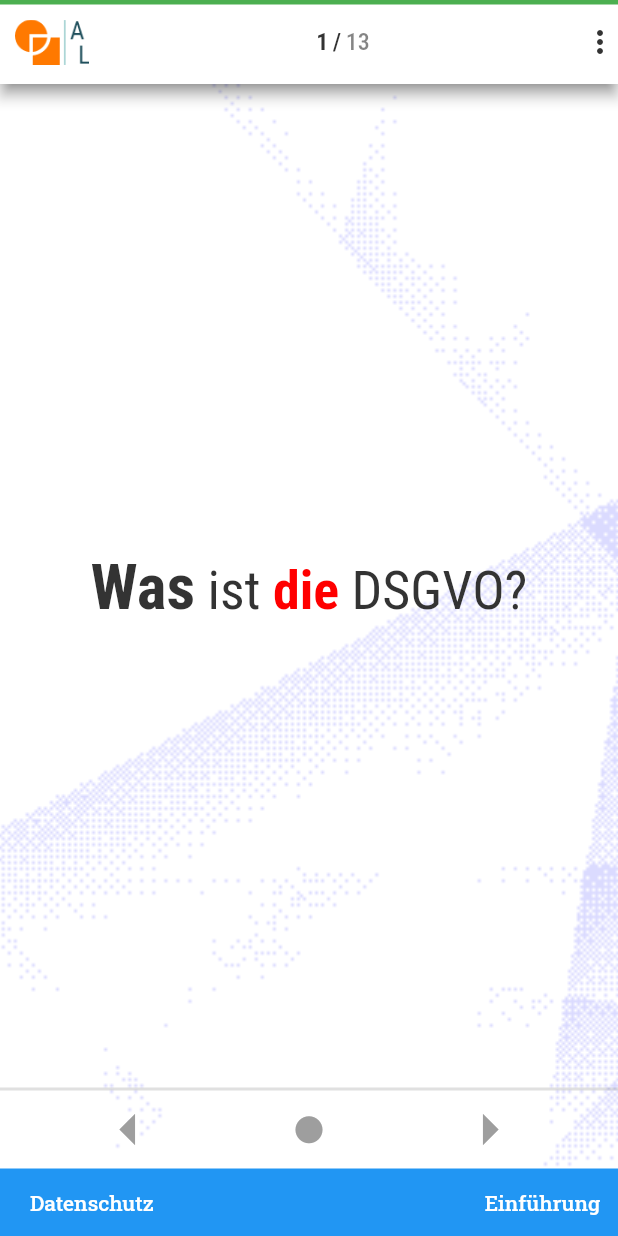
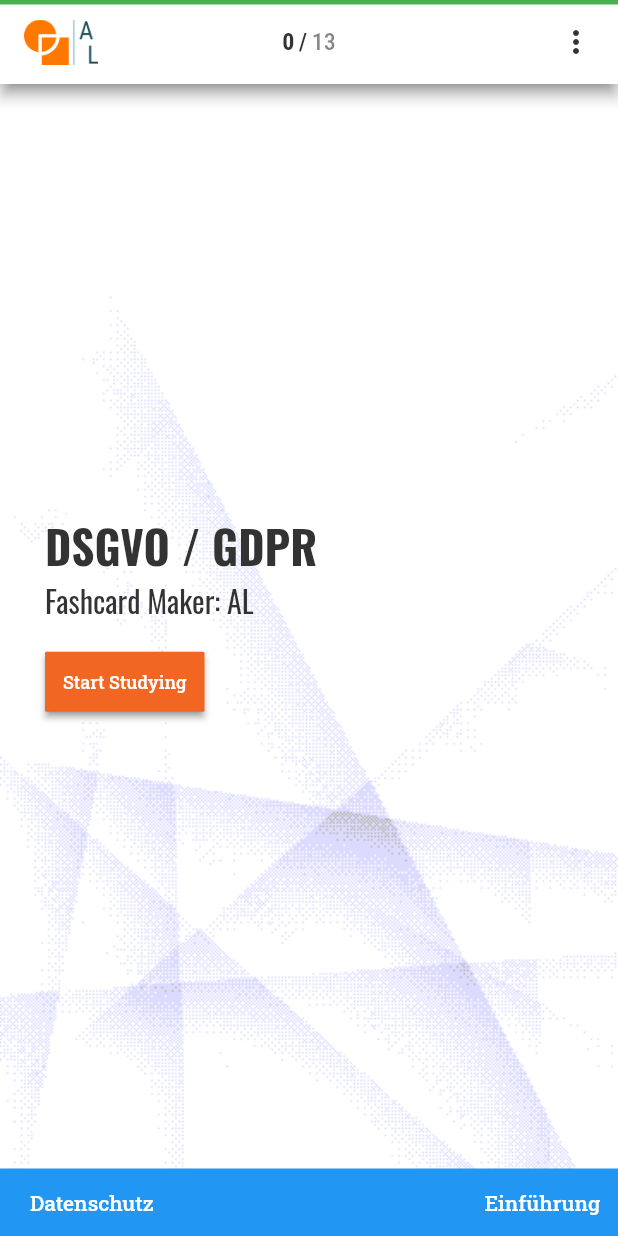
Before and after one commit to iwilfried/Flutter-Flashcards-Portrait, a Flutter app: the screen it shows after launch, swiped to page 2, on a phone screen of 412 x 824 dp. Run offline on Flutter 3.47's test engine with Material 2 defaults, Android fonts, the phone set to English and light mode, and no system bars; drawn by our look-alikes of auto_size_text, flip_card, styled_text; our stand-ins replace flutter_riverpod, google_fonts, shared_preferences.

Commit message:
UI changes

```diff
--- /dev/null
+++ b/lib/screens/credential_screen.dart
@@ -0,0 +1,86 @@
+import 'package:flutter/material.dart';
+import 'package:google_fonts/google_fonts.dart';
+
+import 'package:auto_size_text/auto_size_text.dart';
+
+class CredentialScreen extends StatelessWidget {
+  final Function startLesson;
+  const CredentialScreen(this.startLesson, {Key? key}) : super(key: key);
+
+  @override
+  Widget build(BuildContext context) {
+    double width = MediaQuery.of(context).size.width;
+    double height = MediaQuery.of(context).size.height;
+    bool isPortrait =
+        MediaQuery.of(context).orientation == Orientation.portrait;
+    return Scaffold(
+      body: Container(
+        padding: const EdgeInsets.symmetric(vertical: 20, horizontal: 30),
+        width: width,
+        height: height,
+        decoration: BoxDecoration(
+            image: DecorationImage(
+                colorFilter: ColorFilter.mode(
+                    Theme.of(context).backgroundColor.withOpacity(0.9),
+                    BlendMode.darken),
+                image: AssetImage(isPortrait
+                    ? "assets/images/backPortrait.png"
+                    : "assets/images/backLandscape.png"),
+                fit: BoxFit.cover)),
+        child: Column(
+          crossAxisAlignment: CrossAxisAlignment.start,
+          mainAxisAlignment: MainAxisAlignment.spaceAround,
+          children: [
+            const Spacer(),
+            AutoSizeText(
+              "DSGVO / GDPR",
+              maxLines: 1,
+              style: GoogleFonts.oswald(
+                  textStyle: TextStyle(
+                fontWeight: FontWeight.bold,
+                color: Theme.of(context).primaryColor,
+                fontSize: 30,
+              )),
+            ),
+            AutoSizeText(
+              "Fashcard Maker: AL",
+              maxLines: 1,
+              textAlign: TextAlign.start,
+              style: GoogleFonts.oswald(
+                  textStyle: TextStyle(
+                color: Theme.of(context).primaryColor,
+                fontSize: 20,
+              )),
+            ),
+            Padding(
+              padding: const EdgeInsets.symmetric(vertical: 15),
+              child: Row(
+                mainAxisAlignment: MainAxisAlignment.start,
+                crossAxisAlignment: CrossAxisAlignment.center,
+                children: [
+                  ElevatedButton(
+                    style: ElevatedButton.styleFrom(
+                      primary: const Color(0xffF16623),
+                      shape: RoundedRectangleBorder(
+                          borderRadius: BorderRadius.circular(1.0)),
+                      padding: const EdgeInsets.all(12.0),
+                    ),
+                    onPressed: () => startLesson(),
+                    child: Text('Start Studying',
+                        style: GoogleFonts.robotoSlab(
+                            textStyle: const TextStyle(
+                          color: Colors.white,
+                          fontWeight: FontWeight.w500,
+                          fontSize: 12,
+                        ))),
+                  ),
+                ],
+              ),
+            ),
+            const Spacer(),
+          ],
+        ),
+      ),
+    );
+  }
+}
--- a/lib/screens/main_screen.dart
+++ b/lib/screens/main_screen.dart
@@ -11,6 +11,7 @@ import '../state_managment/dark_mode_state_manager.dart';
 import '../state_managment/current_card_state_manager.dart';
 import '../slides/slide_zero.dart';
 import '../slides/slide_one.dart';
+import 'credential_screen.dart';
 
 class MainScreen extends ConsumerStatefulWidget {
   const MainScreen({Key? key}) : super(key: key);
@@ -42,6 +43,7 @@ class _MainScreenState extends ConsumerState<MainScreen> {
     loadData();
     list = [
       SlideZero(startLesson, title),
+      CredentialScreen(startLesson),
     ];
   }
 
@@ -71,6 +73,10 @@ class _MainScreenState extends ConsumerState<MainScreen> {
       lesson = jsonResult['lesson'];
       list = [];
       list.add(SlideZero(startLesson, title));
+      list.add(
+        CredentialScreen(startLesson),
+      );
+
       slidesJson.forEach((slide) {
         list.add(SlideOne(
           firstSide: slide['First Side'],
@@ -96,22 +102,31 @@ class _MainScreenState extends ConsumerState<MainScreen> {
         centerTitle: false,
         titleSpacing: 0,
         shadowColor: Theme.of(context).shadowColor,
-        title: Row(
-          mainAxisAlignment: MainAxisAlignment.start,
+        title: Padding(
+          padding: const EdgeInsets.symmetric(horizontal: 16),
+          child: Row(
             crossAxisAlignment: CrossAxisAlignment.center,
             children: [
-            Container(
+              Expanded(
+                flex: 1,
+                child: Row(
+                  mainAxisAlignment: MainAxisAlignment.start,
+                  children: [
+                    SizedBox(
                       height: 30,
-              padding: const EdgeInsets.symmetric(horizontal: 10),
                       child: Image.asset('assets/images/LogoMaster.png'),
                     ),
-            const Spacer(),
-            Row(
-              mainAxisAlignment: MainAxisAlignment.end,
+                  ],
+                ),
+              ),
+              Expanded(
+                flex: 2,
+                child: Row(
+                  mainAxisAlignment: MainAxisAlignment.center,
                   crossAxisAlignment: CrossAxisAlignment.center,
                   children: [
                     Text(
-                  '$page',
+                      page > 0 ? '${page - 1}' : '$page',
                       style: GoogleFonts.robotoCondensed(
                         textStyle: TextStyle(
                             fontSize: 16,
@@ -135,19 +150,23 @@ class _MainScreenState extends ConsumerState<MainScreen> {
                       width: 3,
                     ),
                     Text(
-                  '${list.length - 1}',
+                      '${list.length - 2}',
                       style: GoogleFonts.robotoCondensed(
                         textStyle: TextStyle(
                             fontSize: 16,
-                        color: Theme.of(context).primaryColor.withOpacity(0.6)),
+                            color: Theme.of(context)
+                                .primaryColor
+                                .withOpacity(0.6)),
                       ),
                     ),
                   ],
                 ),
-            const Spacer(),
-          ],
               ),
-        actions: [
+              Expanded(
+                flex: 1,
+                child: Row(
+                  mainAxisAlignment: MainAxisAlignment.end,
+                  children: [
                     PopupMenuButton<String>(
                       child: Icon(
                         Icons.more_vert,
@@ -170,6 +189,11 @@ class _MainScreenState extends ConsumerState<MainScreen> {
                       },
                     ),
                   ],
+                ),
+              ),
+            ],
+          ),
+        ),
       ),
       body: Column(
         children: [
--- a/lib/slides/slide_one.dart
+++ b/lib/slides/slide_one.dart
@@ -101,6 +101,7 @@ class _SlideOneState extends ConsumerState<SlideOne> {
                       ),
                       child: Center(
                           child: StyledText(
+                        textAlign: TextAlign.center,
                         text: widget.firstSide,
                         style: GoogleFonts.robotoCondensed(
                           textStyle: TextStyle(
```
Also changed, not shown: lib/models/slide.dart (+0 -8 lines), lib/slides/slide_zero.dart (+21 -20 lines). Lines whose indentation alone changed are shown as unchanged.
